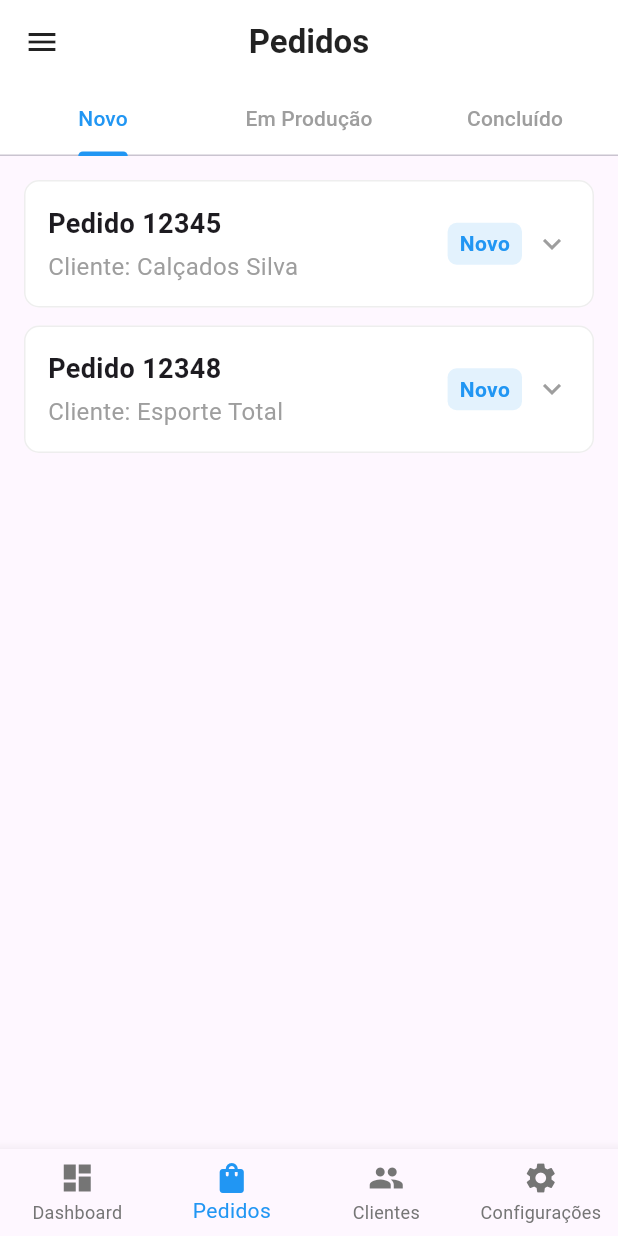
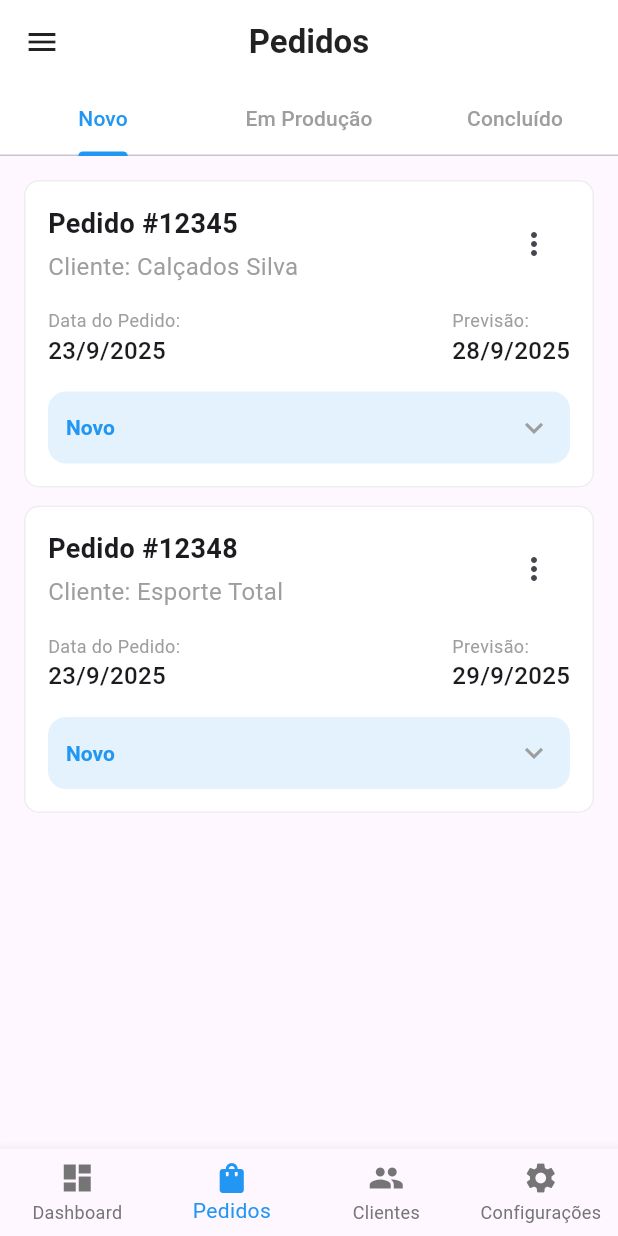
Before and after one commit to DevSamuel06/FootFlow, a Flutter app: the PedidosScreen screen opened by its route, on a phone screen of 412 x 824 dp. Run offline on Flutter 3.47's test engine with Material 3 defaults, Android fonts, the phone set to English and light mode, and no system bars.

Commit message:
feat: adding order status change functionality

```diff
--- a/lib/controllers/pedido_controller.dart
+++ b/lib/controllers/pedido_controller.dart
@@ -3,13 +3,14 @@ import '../models/pedido.dart';
 import '../models/cliente.dart';
 
 class PedidoController with ChangeNotifier {
-  // Dados simulados para começar
+  // Dados simulados com campo 'previsao'
   final List<Pedido> _pedidos = [
     Pedido(
       id: '12345',
       item: 'Sapato Social',
       quantidade: 5,
       data: DateTime.now(),
+      previsao: DateTime.now().add(const Duration(days: 5)),
       status: 'Novo',
       cliente: Cliente(id: '1', nome: 'Calçados Silva', telefone: ''),
     ),
@@ -18,6 +19,7 @@ class PedidoController with ChangeNotifier {
       item: 'Tênis Esportivo',
       quantidade: 10,
       data: DateTime.now(),
+      previsao: DateTime.now().add(const Duration(days: 7)),
       status: 'Em Produção',
       cliente: Cliente(id: '2', nome: 'Esporte Total', telefone: ''),
     ),
@@ -26,6 +28,7 @@ class PedidoController with ChangeNotifier {
       item: 'Sapatilha',
       quantidade: 8,
       data: DateTime.now(),
+      previsao: DateTime.now().add(const Duration(days: 3)),
       status: 'Concluído',
       cliente: Cliente(id: '1', nome: 'Calçados Silva', telefone: ''),
     ),
@@ -34,6 +37,7 @@ class PedidoController with ChangeNotifier {
       item: 'Chuteira',
       quantidade: 3,
       data: DateTime.now(),
+      previsao: DateTime.now().add(const Duration(days: 6)),
       status: 'Novo',
       cliente: Cliente(id: '2', nome: 'Esporte Total', telefone: ''),
     ),
@@ -42,6 +46,7 @@ class PedidoController with ChangeNotifier {
       item: 'Bota',
       quantidade: 7,
       data: DateTime.now(),
+      previsao: DateTime.now().add(const Duration(days: 10)),
       status: 'Em Produção',
       cliente: Cliente(id: '1', nome: 'Calçados Silva', telefone: ''),
     ),
@@ -50,6 +55,7 @@ class PedidoController with ChangeNotifier {
       item: 'Sandália',
       quantidade: 20,
       data: DateTime.now(),
+      previsao: DateTime.now().add(const Duration(days: 4)),
       status: 'Concluído',
       cliente: Cliente(id: '3', nome: 'Sapataria Ideal', telefone: ''),
     ),
@@ -58,6 +64,7 @@ class PedidoController with ChangeNotifier {
       item: 'Chinelo',
       quantidade: 15,
       data: DateTime.now(),
+      previsao: DateTime.now().add(const Duration(days: 1)),
       status: 'Entregue',
       cliente: Cliente(id: '3', nome: 'Sapataria Ideal', telefone: ''),
     ),
@@ -67,7 +74,15 @@ class PedidoController with ChangeNotifier {
 
   void adicionarNovoPedido(Pedido novoPedido) {
     _pedidos.add(novoPedido);
-    notifyListeners(); // Notifica as telas que a lista mudou
+    notifyListeners();
+  }
+
+  void atualizarStatusPedido(String pedidoId, String novoStatus) {
+    final pedidoIndex = _pedidos.indexWhere((p) => p.id == pedidoId);
+    if (pedidoIndex != -1) {
+      _pedidos[pedidoIndex].status = novoStatus;
+      notifyListeners(); // Notifica todos os widgets para atualizar
+    }
   }
 
   int get novosPedidos => _pedidos.where((p) => p.status == 'Novo').length;
--- a/lib/models/pedido.dart
+++ b/lib/models/pedido.dart
@@ -5,8 +5,9 @@ class Pedido {
   final String item;
   final int quantidade;
   final DateTime data;
-  String status; // Pode ser alterado, como 'Novo', 'Em Produção', 'Concluído'
-  final Cliente cliente; // O cliente associado ao pedido
+  String status;
+  final Cliente cliente;
+  final DateTime previsao;  // Adicionando o campo previsao
 
   Pedido({
     required this.id,
@@ -15,6 +16,7 @@ class Pedido {
     required this.data,
     required this.status,
     required this.cliente,
+    required this.previsao,  // Incluindo previsao no construtor
   });
 
   // Método de conversão de JSON (para consumo de API)
@@ -26,6 +28,7 @@ class Pedido {
       data: DateTime.parse(json['data'] as String),
       status: json['status'] as String,
       cliente: Cliente.fromJson(json['cliente']), // Converte o JSON do cliente
+      previsao: DateTime.parse(json['previsao'] as String), // Adicionando previsão no fromJson
     );
   }
 
@@ -38,6 +41,7 @@ class Pedido {
       'data': data.toIso8601String(),
       'status': status,
       'cliente': cliente.toJson(), // Converte o cliente para JSON
+      'previsao': previsao.toIso8601String(),  // Adicionando previsão no toJson
     };
   }
 }
--- a/lib/repository/data_service.dart
+++ b/lib/repository/data_service.dart
@@ -12,6 +12,7 @@ class DataService {
           item: 'Tênis Esportivo',
           quantidade: 10,
           data: DateTime.now(),
+          previsao: DateTime.now().add(const Duration(days: 5)),
           status: 'Novo',
           cliente: Cliente(
             id: 'c1',
@@ -23,7 +24,8 @@ class DataService {
           id: '12346',
           item: 'Sandália Feminina',
           quantidade: 5,
-          data: DateTime.now().subtract(Duration(days: 1)),
+          data: DateTime.now().subtract(const Duration(days: 1)),
+          previsao: DateTime.now().add(const Duration(days: 4)),
           status: 'Em Produção',
           cliente: Cliente(
             id: 'c1',
@@ -35,7 +37,8 @@ class DataService {
           id: '12347',
           item: 'Bota Masculina',
           quantidade: 3,
-          data: DateTime.now().subtract(Duration(days: 2)),
+          data: DateTime.now().subtract(const Duration(days: 2)),
+          previsao: DateTime.now().add(const Duration(days: 2)),
           status: 'Concluído',
           cliente: Cliente(
             id: 'c1',
@@ -51,7 +54,6 @@ class DataService {
   Future<void> createPedido(Pedido novoPedido) {
     return Future.delayed(const Duration(seconds: 1), () {
       print('Simulando a criação de um novo pedido: ${novoPedido.id}');
-      // Em um aplicativo real, você adicionaria à lista de pedidos local
     });
   }
 }
--- a/lib/views/PedidosScreen.dart
+++ b/lib/views/PedidosScreen.dart
@@ -33,12 +33,16 @@ class PedidosScreen extends StatelessWidget {
             ],
           ),
         ),
-        body: const TabBarView(
+        body: Consumer<PedidoController>(
+          builder: (context, pedidoController, child) {
+            return TabBarView(
               children: [
-            _OrderList(status: 'Novo'),
-            _OrderList(status: 'Em Produção'),
-            _OrderList(status: 'Concluído'),
+                _OrderList(pedidos: pedidoController.pedidos, status: 'Novo'),
+                _OrderList(pedidos: pedidoController.pedidos, status: 'Em Produção'),
+                _OrderList(pedidos: pedidoController.pedidos, status: 'Concluído'),
               ],
+            );
+          },
         ),
         bottomNavigationBar: const BottomNavBar(currentIndex: 1),
       ),
@@ -47,40 +51,49 @@ class PedidosScreen extends StatelessWidget {
 }
 
 class _OrderList extends StatelessWidget {
+  final List<Pedido> pedidos;
   final String status;
-  const _OrderList({required this.status});
+
+  const _OrderList({required this.pedidos, required this.status});
 
   @override
   Widget build(BuildContext context) {
-    return Consumer<PedidoController>(
-      builder: (context, pedidoController, child) {
-        final filteredOrders = pedidoController.pedidos.where((p) => p.status == status).toList();
+    final filteredOrders = pedidos.where((p) => p.status == status).toList();
 
     return ListView.builder(
       padding: const EdgeInsets.all(16.0),
       itemCount: filteredOrders.length,
       itemBuilder: (context, index) {
         final order = filteredOrders[index];
-            return OrderCard(
-              orderId: order.id,
-              clientName: 'Cliente: ${order.cliente.nome}',
-              status: order.status,
-            );
-          },
-        );
+        return OrderCard(pedido: order);
       },
     );
   }
 }
 
-class OrderCard extends StatelessWidget {
-  final String orderId;
-  final String clientName;
-  final String status;
+// Remova a classe OrderCard e a substitua por esta
+class OrderCard extends StatefulWidget {
+  final Pedido pedido;
 
-  const OrderCard({required this.orderId, required this.clientName, required this.status, super.key});
+  const OrderCard({
+    required this.pedido,
+    super.key,
+  });
 
-  Color _getStatusColor() {
+  @override
+  State<OrderCard> createState() => _OrderCardState();
+}
+
+class _OrderCardState extends State<OrderCard> {
+  // Lista de status possíveis
+  final List<String> statusOptions = [
+    'Novo',
+    'Em Produção',
+    'Concluído',
+    'Entregue'
+  ];
+
+  Color _getStatusColor(String status) {
     switch (status) {
       case 'Novo': return Colors.blue;
       case 'Em Produção': return Colors.orange;
@@ -90,7 +103,7 @@ class OrderCard extends StatelessWidget {
     }
   }
 
-  Color _getBackgroundColor() {
+  Color _getBackgroundColor(String status) {
     switch (status) {
       case 'Novo': return Colors.blue[50]!;
       case 'Em Produção': return Colors.orange[50]!;
@@ -105,31 +118,100 @@ class OrderCard extends StatelessWidget {
     return Card(
       margin: const EdgeInsets.only(bottom: 12.0),
       color: Colors.white,
-      shape: RoundedRectangleBorder(borderRadius: BorderRadius.circular(10.0), side: BorderSide(color: Colors.grey[200]!)),
+      shape: RoundedRectangleBorder(
+        borderRadius: BorderRadius.circular(10.0),
+        side: BorderSide(color: Colors.grey[200]!),
+      ),
       elevation: 0,
       child: Padding(
         padding: const EdgeInsets.all(16.0),
-        child: Row(
+        child: Column(
+          children: [
+            // Parte de cima do cartão (Pedido e cliente)
+            Row(
               mainAxisAlignment: MainAxisAlignment.spaceBetween,
               children: [
                 Column(
                   crossAxisAlignment: CrossAxisAlignment.start,
                   children: [
-                Text('Pedido $orderId', style: const TextStyle(fontSize: 18, fontWeight: FontWeight.bold)),
+                    Text(
+                      'Pedido #${widget.pedido.id}',
+                      style: const TextStyle(fontSize: 18, fontWeight: FontWeight.bold),
+                    ),
                     const SizedBox(height: 4.0),
-                Text(clientName, style: const TextStyle(fontSize: 16, color: Colors.grey)),
+                    Text(
+                      'Cliente: ${widget.pedido.cliente.nome}',
+                      style: const TextStyle(fontSize: 16, color: Colors.grey),
+                    ),
                   ],
                 ),
+                // Botão de 3 pontinhos
+                IconButton(
+                  icon: const Icon(Icons.more_vert),
+                  onPressed: () {
+                    // Ação do menu de 3 pontinhos
+                  },
+                ),
+              ],
+            ),
+            const SizedBox(height: 16.0),
+
+            // Parte de baixo do cartão (Data e Previsão)
             Row(
+              mainAxisAlignment: MainAxisAlignment.spaceBetween,
               children: [
+                Column(
+                  crossAxisAlignment: CrossAxisAlignment.start,
+                  children: [
+                    const Text('Data do Pedido:', style: TextStyle(color: Colors.grey, fontSize: 12)),
+                    Text(
+                      '${widget.pedido.data.day}/${widget.pedido.data.month}/${widget.pedido.data.year}',
+                      style: const TextStyle(fontSize: 16, fontWeight: FontWeight.w500),
+                    ),
+                  ],
+                ),
+                Column(
+                  crossAxisAlignment: CrossAxisAlignment.start,
+                  children: [
+                    const Text('Previsão:', style: TextStyle(color: Colors.grey, fontSize: 12)),
+                    Text(
+                      '${widget.pedido.previsao.day}/${widget.pedido.previsao.month}/${widget.pedido.previsao.year}', // Atualizado para usar a data de previsão
+                      style: const TextStyle(fontSize: 16, fontWeight: FontWeight.w500),
+                    ),
+                  ],
+                ),
+              ],
+            ),
+            const SizedBox(height: 16.0),
+
+            // NOVO: Dropdown para o status
             Container(
-                  padding: const EdgeInsets.symmetric(horizontal: 8.0, vertical: 4.0),
-                  decoration: BoxDecoration(color: _getBackgroundColor(), borderRadius: BorderRadius.circular(6.0)),
-                  child: Text(status, style: TextStyle(color: _getStatusColor(), fontWeight: FontWeight.bold)),
+              padding: const EdgeInsets.symmetric(horizontal: 12.0),
+              decoration: BoxDecoration(
+                color: _getBackgroundColor(widget.pedido.status),
+                borderRadius: BorderRadius.circular(12.0),
               ),
-                const SizedBox(width: 8.0),
-                const Icon(Icons.keyboard_arrow_down, color: Colors.grey),
-              ],
+              child: DropdownButtonHideUnderline(
+                child: DropdownButton<String>(
+                  value: widget.pedido.status,
+                  isExpanded: true,
+                  icon: const Icon(Icons.keyboard_arrow_down, color: Colors.grey),
+                  dropdownColor: Colors.white,
+                  style: TextStyle(color: _getStatusColor(widget.pedido.status), fontWeight: FontWeight.bold),
+                  items: statusOptions.map((String value) {
+                    return DropdownMenuItem<String>(
+                      value: value,
+                      child: Text(value),
+                    );
+                  }).toList(),
+                  onChanged: (String? newValue) {
+                    if (newValue != null && newValue != widget.pedido.status) {
+                      // Chama o método do controller para atualizar o status
+                      Provider.of<PedidoController>(context, listen: false).atualizarStatusPedido(widget.pedido.id, newValue);
+                    }
+                  },
+                ),
+              ),
             ),
           ],
         ),
```
Also changed, not shown: lib/views/new_pedido_screen.dart (+69 -8 lines). Lines whose indentation alone changed are shown as unchanged.
